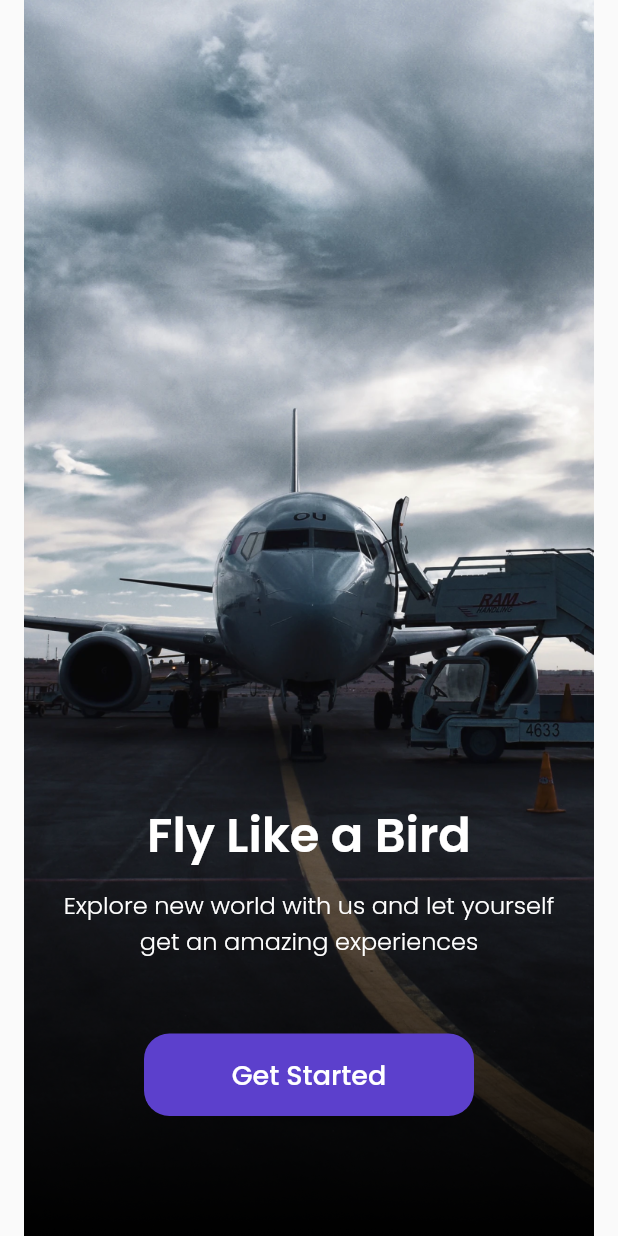
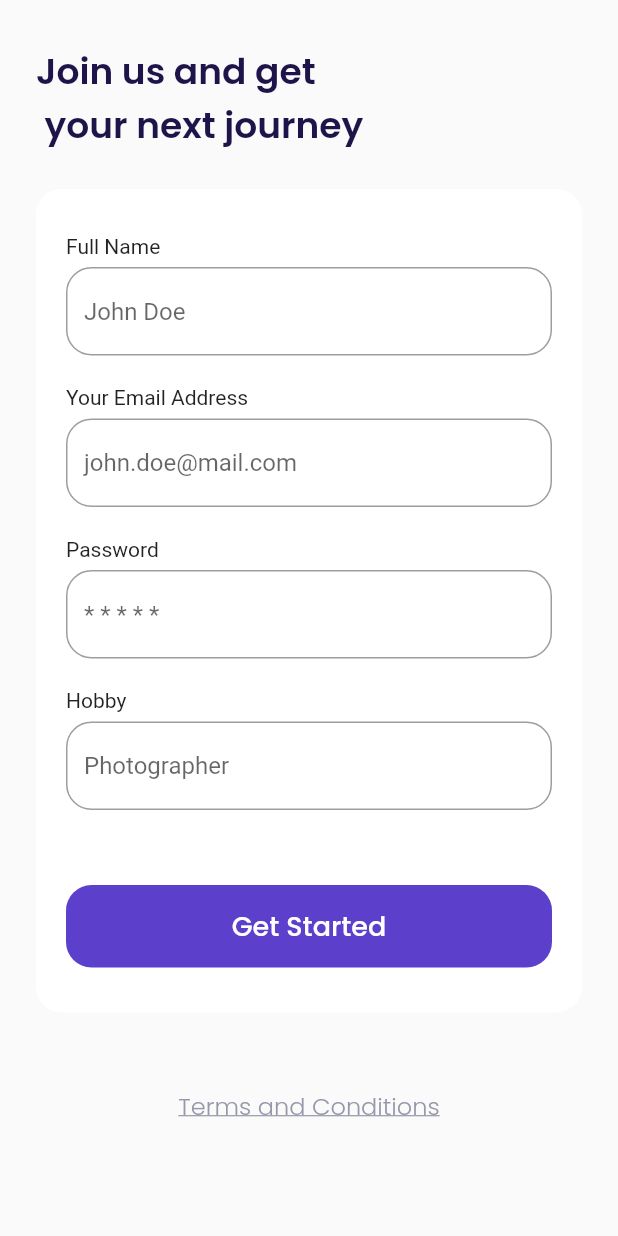
Before and after one commit to Tobils/aeroplane, a Flutter app: the screen it shows after launch, after a tap on "Get Started", on a phone screen of 412 x 824 dp. Run offline on Flutter 3.47's test engine with Material 2 defaults, Android fonts, the phone set to English and light mode, and no system bars; our stand-ins replace google_fonts; missing offline and left inert: dart:ffi.

Commit message:
feat: add get started page and bonus

```diff
--- a/lib/main.dart
+++ b/lib/main.dart
@@ -1,4 +1,6 @@
+import 'package:aeroplane/ui/pages/bonus_page.dart';
 import 'package:aeroplane/ui/pages/get_started_page.dart';
+import 'package:aeroplane/ui/pages/sign_up_page.dart';
 import 'package:aeroplane/ui/pages/splash_page.dart';
 import 'package:flutter/material.dart';
 
@@ -13,7 +15,9 @@ class MayApp extends StatelessWidget {
       debugShowCheckedModeBanner: false,
       routes: {
         '/': (context) => const SplashPage(),
-        '/get-started': (context) => const GetStartedPage()
+        '/get-started': (context) => const GetStartedPage(),
+        '/sign-up': (context) => const SignUpPage(),
+        '/bonus': (context) => const BonusPage()
       },
     );
   }
--- a/lib/ui/pages/get_started_page.dart
+++ b/lib/ui/pages/get_started_page.dart
@@ -39,7 +39,9 @@ class GetStartedPage extends StatelessWidget {
                     height: 55,
                     margin: const EdgeInsets.only(top: 50, bottom: 80),
                     child: TextButton(
-                      onPressed: () {},
+                      onPressed: () {
+                        Navigator.pushNamed(context, '/sign-up');
+                      },
                       style: TextButton.styleFrom(
                           backgroundColor: kPrimaryColor,
                           shape: RoundedRectangleBorder(
--- /dev/null
+++ b/lib/ui/pages/sign_up_page.dart
@@ -0,0 +1,198 @@
+import 'dart:ffi';
+
+import 'package:aeroplane/shared/theme.dart';
+import 'package:flutter/material.dart';
+
+class SignUpPage extends StatelessWidget {
+  const SignUpPage({super.key});
+
+  @override
+  Widget build(BuildContext context) {
+    Widget title() {
+      return Container(
+        margin: const EdgeInsets.only(top: 30),
+        child: Text(
+          "Join us and get\n your next journey",
+          style: blackTextStyle.copyWith(fontSize: 24, fontWeight: semiBold),
+        ),
+      );
+    }
+
+    Widget inputSection() {
+      Widget emailInput() {
+        return Container(
+          margin: const EdgeInsets.only(bottom: 20),
+          child: Column(
+            crossAxisAlignment: CrossAxisAlignment.start,
+            children: [
+              const Text("Your Email Address"),
+              const SizedBox(
+                height: 6,
+              ),
+              TextFormField(
+                cursorColor: kBlackColor,
+                decoration: InputDecoration(
+                    hintText: 'john.doe@mail.com',
+                    border: OutlineInputBorder(
+                      borderRadius: BorderRadius.circular(defaultRadius),
+                    ),
+                    focusedBorder: OutlineInputBorder(
+                        borderRadius: BorderRadius.circular(defaultRadius),
+                        borderSide: const BorderSide(color: kPrimaryColor))),
+              )
+            ],
+          ),
+        );
+      }
+
+      Widget nameInput() {
+        return Container(
+          margin: const EdgeInsets.only(bottom: 20),
+          child: Column(
+            crossAxisAlignment: CrossAxisAlignment.start,
+            children: [
+              const Text("Full Name"),
+              const SizedBox(
+                height: 6,
+              ),
+              TextFormField(
+                cursorColor: kBlackColor,
+                decoration: InputDecoration(
+                    hintText: 'John Doe',
+                    border: OutlineInputBorder(
+                      borderRadius: BorderRadius.circular(defaultRadius),
+                    ),
+                    focusedBorder: OutlineInputBorder(
+                        borderRadius: BorderRadius.circular(defaultRadius),
+                        borderSide: const BorderSide(color: kPrimaryColor))),
+              )
+            ],
+          ),
+        );
+      }
+
+      Widget passwordInput() {
+        return Container(
+          margin: const EdgeInsets.only(bottom: 20),
+          child: Column(
+            crossAxisAlignment: CrossAxisAlignment.start,
+            children: [
+              const Text("Password"),
+              const SizedBox(
+                height: 6,
+              ),
+              TextFormField(
+                cursorColor: kBlackColor,
+                decoration: InputDecoration(
+                    hintText: '* * * * *',
+                    border: OutlineInputBorder(
+                      borderRadius: BorderRadius.circular(defaultRadius),
+                    ),
+                    focusedBorder: OutlineInputBorder(
+                        borderRadius: BorderRadius.circular(defaultRadius),
+                        borderSide: const BorderSide(color: kPrimaryColor))),
+              )
+            ],
+          ),
+        );
+      }
+
+      Widget hobbyInput() {
+        return Container(
+          margin: const EdgeInsets.only(bottom: 20),
+          child: Column(
+            crossAxisAlignment: CrossAxisAlignment.start,
+            children: [
+              const Text("Hobby"),
+              const SizedBox(
+                height: 6,
+              ),
+              TextFormField(
+                cursorColor: kBlackColor,
+                decoration: InputDecoration(
+                    hintText: 'Photographer',
+                    border: OutlineInputBorder(
+                      borderRadius: BorderRadius.circular(defaultRadius),
+                    ),
+                    focusedBorder: OutlineInputBorder(
+                        borderRadius: BorderRadius.circular(defaultRadius),
+                        borderSide: const BorderSide(color: kPrimaryColor))),
+              )
+            ],
+          ),
+        );
+      }
+
+      Widget getStartedButton() {
+        return Container(
+          margin: const EdgeInsets.only(top: 30),
+          height: 55,
+          width: double.infinity,
+          child: TextButton(
+            onPressed: () {
+              Navigator.pushNamed(context, '/bonus');
+            },
+            style: TextButton.styleFrom(
+                backgroundColor: kPrimaryColor,
+                shape: RoundedRectangleBorder(
+                    borderRadius: BorderRadius.circular(defaultRadius))),
+            child: Text(
+              "Get Started",
+              style: whiteTextStyle.copyWith(
+                fontSize: 18,
+                fontWeight: medium,
+              ),
+            ),
+          ),
+        );
+      }
+
+      return Container(
+        margin: EdgeInsets.only(top: defaultMargin),
+        padding: EdgeInsets.symmetric(horizontal: 20, vertical: 30),
+        decoration: BoxDecoration(
+            color: kWhiteColor,
+            borderRadius: BorderRadius.circular(defaultRadius)),
+        child: Column(
+          children: [
+            nameInput(),
+            emailInput(),
+            passwordInput(),
+            hobbyInput(),
+            getStartedButton()
+          ],
+        ),
+      );
+    }
+
+    Widget tacButton() {
+      return Container(
+        alignment: Alignment.center,
+        margin: const EdgeInsets.only(
+          top: 50,
+          bottom: 73,
+        ),
+        child: Text(
+          "Terms and Conditions",
+          style: greyTextStyle.copyWith(
+            fontSize: 16,
+            fontWeight: light,
+            decoration: TextDecoration.underline,
+          ),
+        ),
+      );
+    }
+
+    return Scaffold(
+        backgroundColor: kBackgroundColor,
+        body: SafeArea(
+            child: ListView(
+          padding: EdgeInsets.symmetric(horizontal: defaultMargin),
+          children: [
+            title(),
+            inputSection(),
+            tacButton(),
+          ],
+        )));
+  }
+}
```
Also changed, not shown: lib/ui/pages/bonus_page.dart (added, +173 -0 lines).
